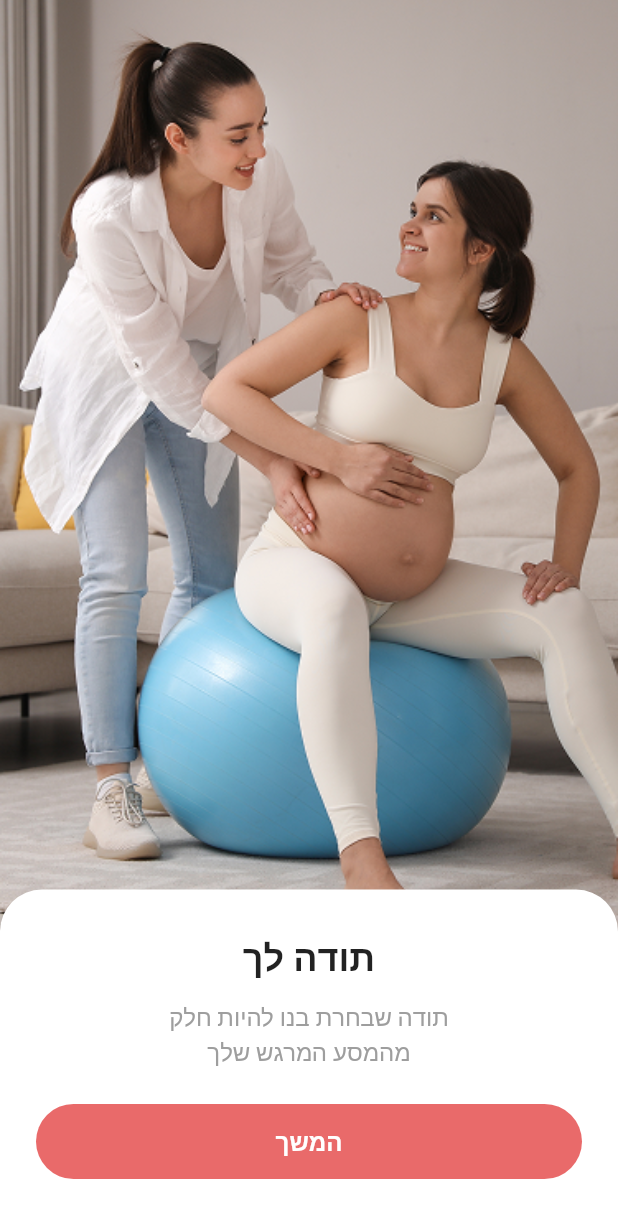
After one commit to all4alex/Novanox-task-alex, a Flutter app: the WelcomeScreen screen opened directly, on a phone screen of 412 x 824 dp. The commit adds this screen. Shown: the top 1218 px of the screen. Run offline on Flutter 3.47's test engine with Material 3 defaults, Android fonts, the phone set to English and light mode, and no system bars; our stand-ins replace easy_stepper.

Commit message:
Additional changes

```diff
--- /dev/null
+++ b/lib/welcome_screen.dart
@@ -0,0 +1,96 @@
+import 'package:flutter/material.dart';
+import 'package:novanox_task_for_alex/widgets/classic_promo_card.dart';
+import 'package:novanox_task_for_alex/widgets/custom_stepper.dart';
+import 'package:novanox_task_for_alex/widgets/plus_promo_card.dart';
+import 'package:novanox_task_for_alex/widgets/premium_promo_card.dart';
+
+class WelcomeScreen extends StatelessWidget {
+  const WelcomeScreen({super.key});
+
+  @override
+  Widget build(BuildContext context) {
+    return Scaffold(
+      body: Directionality(
+        textDirection: TextDirection.rtl, // Hebrew support
+        child: Stack(
+          children: [
+            // Background Image
+            Positioned.fill(
+              child: Image.asset(
+                'assets/images/pregnancy.png',
+                fit: BoxFit.cover,
+              ),
+            ),
+
+            // Bottom Card
+            Align(
+              alignment: Alignment.bottomCenter,
+              child: Container(
+                padding: const EdgeInsets.symmetric(
+                  horizontal: 24,
+                  vertical: 28,
+                ),
+                decoration: const BoxDecoration(
+                  color: Colors.white,
+                  borderRadius: BorderRadius.vertical(top: Radius.circular(28)),
+                ),
+                child: Column(
+                  mainAxisSize: MainAxisSize.min,
+                  crossAxisAlignment: CrossAxisAlignment.center,
+                  children: [
+                    const Text(
+                      "תודה לך",
+                      style: TextStyle(
+                        fontSize: 24,
+                        fontWeight: FontWeight.bold,
+                      ),
+                    ),
+                    const SizedBox(height: 12),
+                    const Text(
+                      "תודה שבחרת בנו להיות חלק\nמהמסע המרגש שלך",
+                      textAlign: TextAlign.center,
+                      style: TextStyle(
+                        fontSize: 16,
+                        color: Colors.grey,
+                        height: 1.4,
+                      ),
+                    ),
+                    const SizedBox(height: 24),
+
+                    // Button
+                    SizedBox(
+                      width: double.infinity,
+                      height: 50,
+                      child: ElevatedButton(
+                        style: ElevatedButton.styleFrom(
+                          backgroundColor: const Color(0xFFE96A6A),
+                          shape: RoundedRectangleBorder(
+                            borderRadius: BorderRadius.circular(30),
+                          ),
+                          elevation: 0,
+                        ),
+                        onPressed: () {
+                          // Navigate to next screen
+                          Navigator.of(context).pop();
+                        },
+                        child: const Text(
+                          "המשך",
+                          style: TextStyle(
+                            fontSize: 16,
+                            fontWeight: FontWeight.w600,
+                          ),
+                        ),
+                      ),
+                    ),
+
+                    const SizedBox(height: 10),
+                  ],
+                ),
+              ),
+            ),
+          ],
+        ),
+      ),
+    );
+  }
+}
--- a/lib/widgets/classic_promo_card.dart
+++ b/lib/widgets/classic_promo_card.dart
@@ -1,5 +1,6 @@
 // classic_promo_card.dart
 import 'package:flutter/material.dart';
+import 'package:novanox_task_for_alex/welcome_screen.dart';
 
 class ClassicPromoCard extends StatelessWidget {
   const ClassicPromoCard({super.key, required this.onPressed});
@@ -15,29 +16,46 @@ class ClassicPromoCard extends StatelessWidget {
         color: const Color(0xFFE5E7EB),
         borderRadius: BorderRadius.circular(20),
         boxShadow: const [
-          BoxShadow(color: Colors.black12, blurRadius: 12, offset: Offset(0, 6)),
+          BoxShadow(
+            color: Colors.black12,
+            blurRadius: 12,
+            offset: Offset(0, 6),
+          ),
         ],
       ),
-      child: Column(crossAxisAlignment: CrossAxisAlignment.stretch, children: [
+      child: Column(
+        crossAxisAlignment: CrossAxisAlignment.stretch,
+        children: [
           const Align(
             alignment: Alignment.centerLeft,
             child: Chip(label: Text('קלסי'), backgroundColor: Colors.white),
           ),
           const SizedBox(height: 12),
-        const Text('₪0 / לחודש', style: TextStyle(fontSize: 26, fontWeight: FontWeight.bold)),
+          const Text(
+            '₪0 / לחודש',
+            style: TextStyle(fontSize: 26, fontWeight: FontWeight.bold),
+          ),
           const SizedBox(height: 8),
           const Text('חודשים חינם\nללא התחייבות'),
           const SizedBox(height: 16),
           ElevatedButton(
-          onPressed: onPressed,
-          style: ElevatedButton.styleFrom(shape: const StadiumBorder(), backgroundColor: const Color(0xFF4B5563)),
+            onPressed: () {
+              Navigator.of(
+                context,
+              ).push(MaterialPageRoute(builder: (context) => WelcomeScreen()));
+            },
+            style: ElevatedButton.styleFrom(
+              shape: const StadiumBorder(),
+              backgroundColor: const Color(0xFF4B5563),
+            ),
             child: const Text('להצטרפות'),
           ),
           const SizedBox(height: 16),
           const _Bullet(text: 'פרופיל עסקי'),
           const _Bullet(text: 'פרסום מאמרים ומבצעים'),
           const _Bullet(text: 'הופעה במפת חיפושים'),
-      ]),
+        ],
+      ),
     );
   }
 }
@@ -50,11 +68,13 @@ class _Bullet extends StatelessWidget {
   Widget build(BuildContext context) {
     return Padding(
       padding: const EdgeInsets.symmetric(vertical: 6),
-      child: Row(children: [
+      child: Row(
+        children: [
           const Icon(Icons.circle_outlined, size: 18),
           const SizedBox(width: 8),
           Expanded(child: Text(text)),
-      ]),
+        ],
+      ),
     );
   }
 }
--- a/lib/widgets/plus_promo_card.dart
+++ b/lib/widgets/plus_promo_card.dart
@@ -1,4 +1,5 @@
 import 'package:flutter/material.dart';
+import 'package:novanox_task_for_alex/welcome_screen.dart';
 class ClassicPlusPromoCard extends StatelessWidget {
   const ClassicPlusPromoCard({super.key});
 static const LinearGradient classicPlusGradient = LinearGradient(
@@ -85,7 +86,13 @@ static const LinearGradient classicPlusGradient = LinearGradient(
             const SizedBox(height: 18),
 
             /// CTA
-            Container(
+            InkWell(
+              onTap: () {
+                Navigator.of(context).push(
+                  MaterialPageRoute(builder: (context) => WelcomeScreen()),
+                );
+              },
+              child: Container(
                 height: 48,
                 alignment: Alignment.center,
                 decoration: BoxDecoration(
@@ -99,6 +106,7 @@ static const LinearGradient classicPlusGradient = LinearGradient(
                     fontSize: 16,
                     fontWeight: FontWeight.w700,
                     color: Colors.white,
+                  ),
                 ),
               ),
             ),
--- a/lib/widgets/premium_promo_card.dart
+++ b/lib/widgets/premium_promo_card.dart
@@ -1,4 +1,5 @@
 import 'package:flutter/material.dart';
+import 'package:novanox_task_for_alex/welcome_screen.dart';
 
 class PremiumPromoCard extends StatelessWidget {
   const PremiumPromoCard({super.key});
@@ -81,7 +82,13 @@ class PremiumPromoCard extends StatelessWidget {
             const SizedBox(height: 18),
 
             /// CTA BUTTON
-            Container(
+            InkWell(
+              onTap: () {
+                Navigator.of(context).push(
+                  MaterialPageRoute(builder: (context) => WelcomeScreen()),
+                );
+              },
+              child: Container(
                 height: 48,
                 width: double.infinity,
                 alignment: Alignment.center,
@@ -96,6 +103,7 @@ class PremiumPromoCard extends StatelessWidget {
                     fontSize: 16,
                     fontWeight: FontWeight.w700,
                     color: Colors.white,
+                  ),
                 ),
               ),
             ),
--- a/pubspec.yaml
+++ b/pubspec.yaml
@@ -57,9 +57,8 @@ flutter:
   uses-material-design: true
 
   # To add assets to your application, add an assets section, like this:
-  # assets:
-  #   - images/a_dot_burr.jpeg
-  #   - images/a_dot_ham.jpeg
+  assets:
+    - assets/images/pregnancy.png
 
   # An image asset can refer to one or more resolution-specific "variants", see
   # https://flutter.dev/to/resolution-aware-images
```
Also changed, not shown: assets/fonts/Heebo-Black.ttf (added), assets/fonts/Heebo-Bold.ttf (added), assets/fonts/Heebo-ExtraBold.ttf (added), assets/fonts/Heebo-Light.ttf (added), assets/fonts/Heebo-Medium.ttf (added), assets/fonts/Heebo-Regular.ttf (added), assets/fonts/Heebo-Thin.ttf (added), assets/images/pregnancy.png (added). Lines whose indentation alone changed are shown as unchanged.
